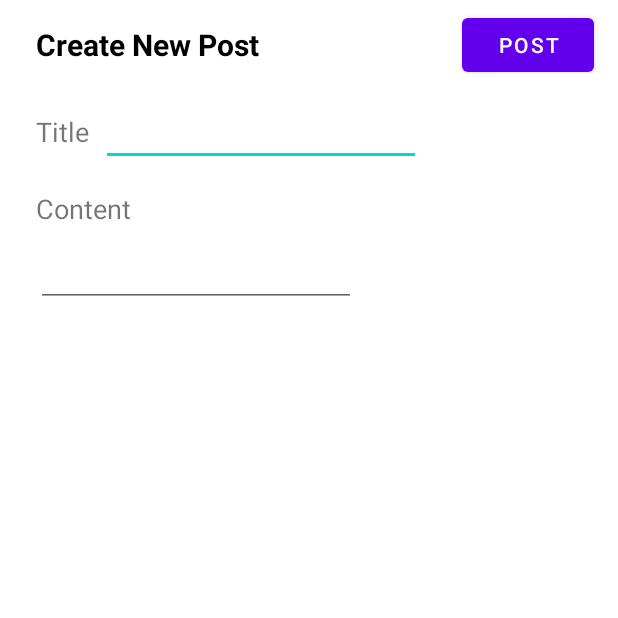
After one commit to ericzyf/CUPO, an Android app: the CreatePostActivity screen opened directly, with no data from a screen before it, on a phone screen of 412 x 824 dp, the top half of it. The commit adds this screen. Run offline under Robolectric (Android 15) with nearby library versions, the phone set to English and light mode, and no system bars.

Commit message:
CreatePostActivity layout

```diff
--- a/Client/app/src/main/AndroidManifest.xml
+++ b/Client/app/src/main/AndroidManifest.xml
@@ -12,7 +12,8 @@
         android:supportsRtl="true"
         android:theme="@style/Theme.CUPO"
         android:usesCleartextTraffic="true">
-        <activity android:name=".ChangePasswordActivity"></activity>
+        <activity android:name=".CreatePostActivity"></activity>
+        <activity android:name=".ChangePasswordActivity" />
         <activity android:name=".SignupActivity" />
         <activity android:name=".MainActivity" />
         <activity android:name=".LoginActivity">
--- /dev/null
+++ b/Client/app/src/main/java/edu/cuhk/csci3310/cupo/CreatePostActivity.java
@@ -0,0 +1,26 @@
+package edu.cuhk.csci3310.cupo;
+
+import androidx.appcompat.app.AppCompatActivity;
+
+import android.os.Bundle;
+import android.view.View;
+import android.widget.Button;
+
+public class CreatePostActivity extends AppCompatActivity {
+
+    private Button createPostButton;
+
+    @Override
+    protected void onCreate(Bundle savedInstanceState) {
+        super.onCreate(savedInstanceState);
+        setContentView(R.layout.activity_create_post);
+
+        createPostButton = findViewById(R.id.createPostButton);
+        createPostButton.setOnClickListener(new View.OnClickListener() {
+            @Override
+            public void onClick(View v) {
+                // TODO
+            }
+        });
+    }
+}
--- a/Client/app/src/main/java/edu/cuhk/csci3310/cupo/HomeFragment.java
+++ b/Client/app/src/main/java/edu/cuhk/csci3310/cupo/HomeFragment.java
@@ -1,5 +1,6 @@
 package edu.cuhk.csci3310.cupo;
 
+import android.content.Intent;
 import android.graphics.Color;
 import android.os.Bundle;
 
@@ -51,7 +52,7 @@ public class HomeFragment extends Fragment {
         fab.setOnClickListener(new View.OnClickListener() {
             @Override
             public void onClick(View v) {
-                Log.d("cupo", "Create post fab clicked");
+                startActivity(new Intent(getContext(), CreatePostActivity.class));
             }
         });
 
--- /dev/null
+++ b/Client/app/src/main/res/layout/activity_create_post.xml
@@ -0,0 +1,74 @@
+<?xml version="1.0" encoding="utf-8"?>
+<androidx.constraintlayout.widget.ConstraintLayout xmlns:android="http://schemas.android.com/apk/res/android"
+    xmlns:app="http://schemas.android.com/apk/res-auto"
+    xmlns:tools="http://schemas.android.com/tools"
+    android:layout_width="match_parent"
+    android:layout_height="match_parent"
+    tools:context=".CreatePostActivity">
+
+    <TextView
+        android:id="@+id/createPostActivityTitle"
+        android:layout_width="wrap_content"
+        android:layout_height="wrap_content"
+        android:layout_marginStart="24dp"
+        android:layout_marginTop="16dp"
+        android:text="Create New Post"
+        android:textColor="#000000"
+        android:textSize="20dp"
+        android:textStyle="bold"
+        app:layout_constraintStart_toStartOf="parent"
+        app:layout_constraintTop_toTopOf="parent" />
+
+    <TextView
+        android:id="@+id/createPostTitle_"
+        android:layout_width="wrap_content"
+        android:layout_height="wrap_content"
+        android:layout_marginTop="32dp"
+        android:text="Title"
+        android:textSize="18dp"
+        app:layout_constraintStart_toStartOf="@+id/createPostActivityTitle"
+        app:layout_constraintTop_toBottomOf="@+id/createPostActivityTitle" />
+
+    <EditText
+        android:id="@+id/createPostTitle"
+        android:layout_width="wrap_content"
+        android:layout_height="wrap_content"
+        android:layout_marginStart="8dp"
+        android:ems="10"
+        android:inputType="textPersonName"
+        app:layout_constraintBottom_toBottomOf="@+id/createPostTitle_"
+        app:layout_constraintStart_toEndOf="@+id/createPostTitle_"
+        app:layout_constraintTop_toTopOf="@+id/createPostTitle_" />
+
+    <TextView
+        android:id="@+id/createPostContent_"
+        android:layout_width="wrap_content"
+        android:layout_height="wrap_content"
+        android:layout_marginTop="16dp"
+        android:text="Content"
+        android:textSize="18dp"
+        app:layout_constraintStart_toStartOf="@+id/createPostTitle_"
+        app:layout_constraintTop_toBottomOf="@+id/createPostTitle" />
+
+    <EditText
+        android:id="@+id/createPostContent"
+        android:layout_width="wrap_content"
+        android:layout_height="wrap_content"
+        android:layout_marginTop="8dp"
+        android:ems="10"
+        android:gravity="start|top"
+        android:inputType="textMultiLine"
+        app:layout_constraintStart_toStartOf="@+id/createPostTitle_"
+        app:layout_constraintTop_toBottomOf="@+id/createPostContent_" />
+
+    <Button
+        android:id="@+id/createPostButton"
+        android:layout_width="wrap_content"
+        android:layout_height="wrap_content"
+        android:layout_marginEnd="16dp"
+        android:text="Post"
+        app:layout_constraintBottom_toBottomOf="@+id/createPostActivityTitle"
+        app:layout_constraintEnd_toEndOf="parent"
+        app:layout_constraintTop_toTopOf="@+id/createPostActivityTitle" />
+
+</androidx.constraintlayout.widget.ConstraintLayout>
```
